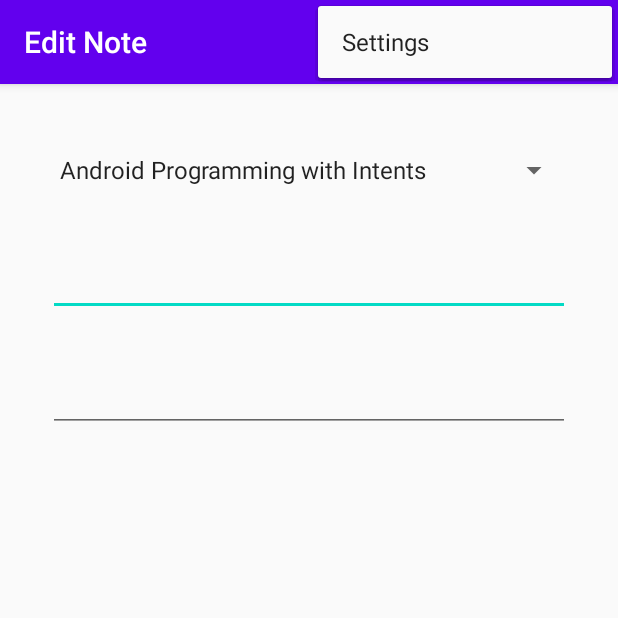
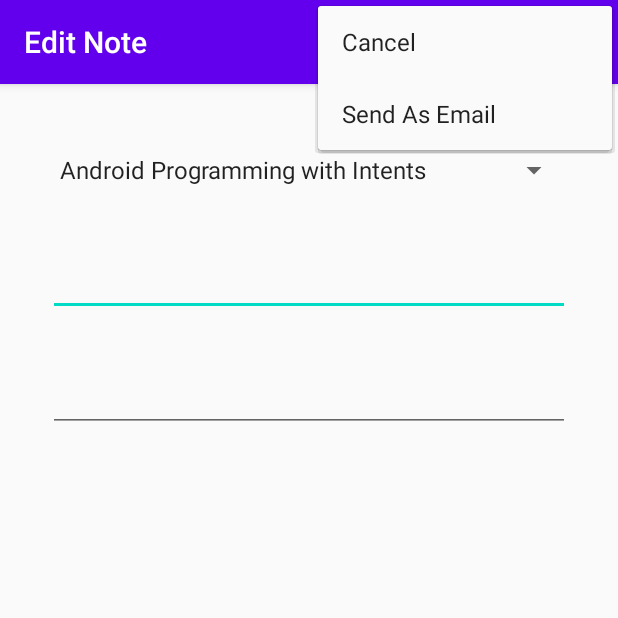
Before and after one commit to Sommie09/Notes, an Android app: the NoteActivity screen opened directly, with no data from a screen before it, with the options menu open, on a phone screen of 412 x 824 dp, the top half of it. Run offline under Robolectric (Android 15) with nearby library versions, the phone set to English and light mode, and no system bars.

Commit message:
Added send as mail and cancel menu Added Activity LifeCycle Method Implemented add and save features

```diff
--- a/app/build.gradle
+++ b/app/build.gradle
@@ -5,7 +5,7 @@ android {
 
     defaultConfig {
         applicationId "com.example.notes"
-        minSdkVersion 28
+        minSdkVersion 24
         targetSdkVersion 29
         versionCode 1
         versionName "1.0"
--- a/app/src/main/AndroidManifest.xml
+++ b/app/src/main/AndroidManifest.xml
@@ -1,6 +1,8 @@
 <?xml version="1.0" encoding="utf-8"?>
 <manifest xmlns:android="http://schemas.android.com/apk/res/android"
     package="com.example.notes">
+
+    <uses-permission android:name="android.permission.INTERNET"></uses-permission>
 
     <application
         android:allowBackup="true"
--- a/app/src/main/java/com/example/notes/NoteActivity.java
+++ b/app/src/main/java/com/example/notes/NoteActivity.java
@@ -3,13 +3,8 @@ package com.example.notes;
 import android.content.Intent;
 import android.os.Bundle;
 
-import com.google.android.material.floatingactionbutton.FloatingActionButton;
-import com.google.android.material.snackbar.Snackbar;
-
 import androidx.appcompat.app.AppCompatActivity;
 import androidx.appcompat.widget.Toolbar;
-
-import android.view.View;
 
 import android.view.Menu;
 import android.view.MenuItem;
@@ -20,9 +15,15 @@ import android.widget.Spinner;
 import java.util.List;
 
 public class NoteActivity extends AppCompatActivity {
-    public static final String NOTE_INFO = "com.example.notes.NOTE_INFO";
+    public static final String NOTE_POSITION = "com.example.notes.NOTE_POSITION";
+    public static final int POSITION_NOT_SET = -1;
     private NoteInfo mNote;
     private boolean mIsNewNote;
+    private Spinner mSpinnerCourses;
+    private EditText mTextNoteTitle;
+    private EditText mTextNoteText;
+    private int mNotePosition;
+    private boolean mIsCancelling;
 
     @Override
     protected void onCreate(Bundle savedInstanceState) {
@@ -32,7 +33,7 @@ public class NoteActivity extends AppCompatActivity {
         setSupportActionBar(toolbar);
 
         //Identify Spinner
-        Spinner spinnerCourses = findViewById(R.id.spinner_courses);
+        mSpinnerCourses = findViewById(R.id.spinner_courses);
 
         //Get courses from the data manager in a list
         List<CourseInfo> courses = DataManager.getInstance().getCourses();
@@ -43,15 +44,15 @@ public class NoteActivity extends AppCompatActivity {
 
         //List view for spinner
         adapterCourses.setDropDownViewResource(android.R.layout.simple_spinner_dropdown_item);
-        spinnerCourses.setAdapter(adapterCourses);
+        mSpinnerCourses.setAdapter(adapterCourses);
 
         readDisplayStateValues();
 
-        EditText textNoteTitle = findViewById(R.id.text_note_title);
-        EditText textNoteText = findViewById(R.id.text_note_text);
+        mTextNoteTitle = findViewById(R.id.text_note_title);
+        mTextNoteText = findViewById(R.id.text_note_text);
 
         if(!mIsNewNote) {
-            displayNotes(spinnerCourses, textNoteTitle, textNoteText);
+            displayNotes(mSpinnerCourses, mTextNoteTitle, mTextNoteText);
         }
 
     }
@@ -69,12 +70,23 @@ public class NoteActivity extends AppCompatActivity {
     private void readDisplayStateValues() {
         //Get data from list
         Intent intent = getIntent();
-        mNote = intent.getParcelableExtra(NOTE_INFO);
+        int position = intent.getIntExtra(NOTE_POSITION, POSITION_NOT_SET);
 
         //New note
-        mIsNewNote = mNote == null;
+        mIsNewNote = position == POSITION_NOT_SET;
+        if(mIsNewNote){
+            createNewNote();
+        }else{
+            mNote = DataManager.getInstance().getNotes().get(position);
+        }
+    }
 
+    private void createNewNote() {
+        DataManager dataManager = DataManager.getInstance();
 
+        //Position of the newly created note
+        mNotePosition = dataManager.createNewNote();
+        mNote = dataManager.getNotes().get(mNotePosition);
     }
 
     @Override
@@ -82,6 +94,29 @@ public class NoteActivity extends AppCompatActivity {
         // Inflate the menu; this adds items to the action bar if it is present.
         getMenuInflater().inflate(R.menu.menu_note, menu);
         return true;
+    }
+
+    /**
+     * Dispatch onPause() to fragments.
+     */
+    @Override
+    protected void onPause() {
+        super.onPause();
+
+        //Check if its cancelled
+        if(mIsCancelling){
+            //Check if its a new note
+            if(mIsNewNote)
+                DataManager.getInstance().removeNote(mNotePosition);
+        }  else {
+            saveNote();
+        }
+    }
+
+    private void saveNote()  {
+        mNote.setCourse((CourseInfo) mSpinnerCourses.getSelectedItem());
+        mNote.setTitle(mTextNoteTitle.getText().toString());
+        mNote.setText(mTextNoteText.getText().toString());
     }
 
     @Override
@@ -92,10 +127,31 @@ public class NoteActivity extends AppCompatActivity {
         int id = item.getItemId();
 
         //noinspection SimplifiableIfStatement
-        if (id == R.id.action_settings) {
+        if (id == R.id.action_email) {
+            sendEmail();
             return true;
+        }else if(id == R.id.action_cancel){
+            mIsCancelling = true;
+            finish();
         }
 
         return super.onOptionsItemSelected(item);
     }
+
+    private void sendEmail() {
+        CourseInfo course = (CourseInfo) mSpinnerCourses.getSelectedItem();
+        String subject = mTextNoteTitle.getText().toString();
+        String text = "Checkout what i learned in the PluralSight Course \""+ course.getTitle() + "\"\n" +
+                mTextNoteText.getText();
+
+        Intent intent = new Intent(Intent.ACTION_SEND);
+        intent.setType("message/rfc2822");
+
+        intent.putExtra(Intent.EXTRA_SUBJECT, subject);
+        intent.putExtra(Intent.EXTRA_TEXT, text);
+
+        startActivity(intent);
+
+
+    }
 }
--- a/app/src/main/java/com/example/notes/NoteListActivity.java
+++ b/app/src/main/java/com/example/notes/NoteListActivity.java
@@ -4,7 +4,6 @@ import android.content.Intent;
 import android.os.Bundle;
 
 import com.google.android.material.floatingactionbutton.FloatingActionButton;
-import com.google.android.material.snackbar.Snackbar;
 
 import androidx.appcompat.app.AppCompatActivity;
 import androidx.appcompat.widget.Toolbar;
@@ -52,8 +51,8 @@ public class NoteListActivity extends AppCompatActivity {
                 Intent intent = new Intent(NoteListActivity.this, NoteActivity.class);
 
                 //Corresponding to user selection
-                NoteInfo note = (NoteInfo) listNotes.getItemAtPosition(position);
-                intent.putExtra(NoteActivity.NOTE_INFO, note);
+//                NoteInfo note = (NoteInfo) listNotes.getItemAtPosition(position);
+                intent.putExtra(NoteActivity.NOTE_POSITION, position);
 
                 startActivity(intent);
             }
--- a/app/src/main/res/menu/menu_note.xml
+++ b/app/src/main/res/menu/menu_note.xml
@@ -2,9 +2,18 @@
     xmlns:app="http://schemas.android.com/apk/res-auto"
     xmlns:tools="http://schemas.android.com/tools"
     tools:context="com.example.notes.NoteActivity">
+
     <item
-        android:id="@+id/action_settings"
+        android:id="@+id/action_cancel"
         android:orderInCategory="100"
-        android:title="@string/action_settings"
+        android:title="@string/action_cancel"
         app:showAsAction="never" />
+
+     <item
+        android:id="@+id/action_email"
+        android:orderInCategory="100"
+        android:title="@string/action_email"
+        app:showAsAction="never" />
+
+
 </menu>
--- a/app/src/main/res/values/strings.xml
+++ b/app/src/main/res/values/strings.xml
@@ -3,6 +3,8 @@
     <string name="edit">Edit Note</string>
 
     <string name="action_settings">Settings</string>
+    <string name="action_email">Send As Email</string>
+    <string name="action_cancel">Cancel</string>
     <!-- Strings used for fragments for navigation -->
     <string name="first_fragment_label">First Fragment</string>
     <string name="second_fragment_label">Second Fragment</string>
```
